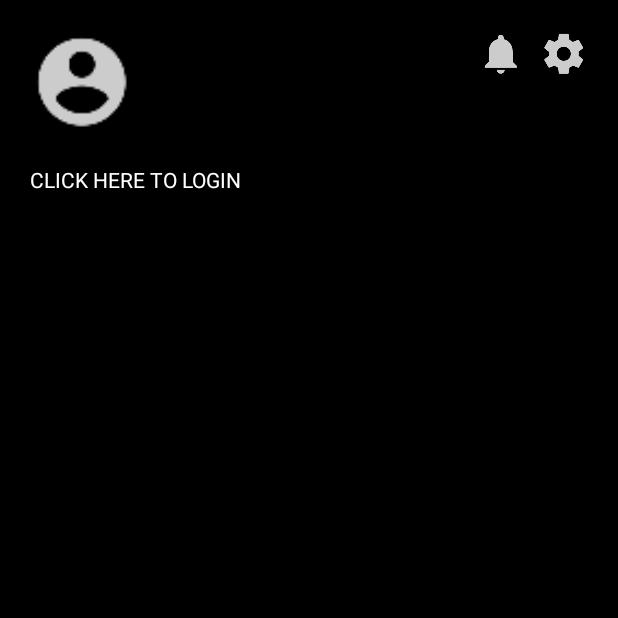
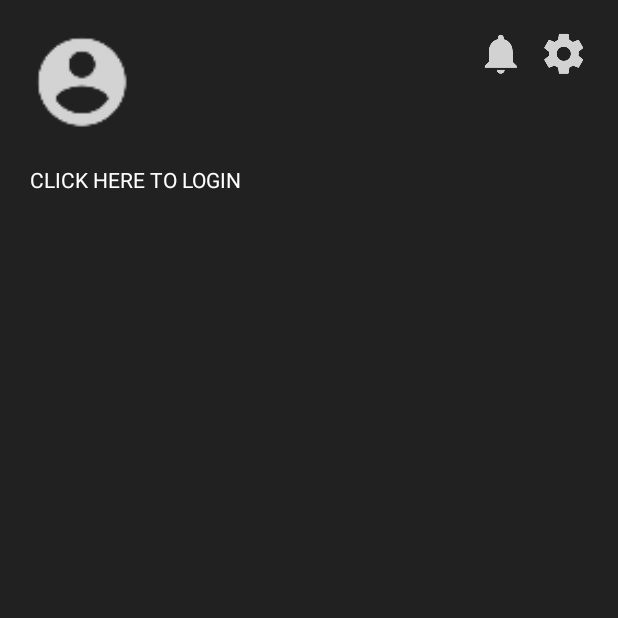
Before and after one commit to matemo22/ComicCafe, an Android app: the Header screen opened directly, with no data from a screen before it, on a phone screen of 412 x 824 dp, the top half of it. Run offline under Robolectric (Android 15) with nearby library versions, the phone set to English and light mode, and no system bars.

Commit message:
Change Color

```diff
--- a/app/src/main/res/layout/activity_header.xml
+++ b/app/src/main/res/layout/activity_header.xml
@@ -2,7 +2,7 @@
 <RelativeLayout
     xmlns:android="http://schemas.android.com/apk/res/android" android:layout_width="match_parent"
     android:layout_height="match_parent"
-    android:background="@color/black">
+    android:background="#212121">
 
     <ImageView
         android:layout_width="110dp"
--- a/app/src/main/res/layout/activity_splash_screen.xml
+++ b/app/src/main/res/layout/activity_splash_screen.xml
@@ -5,7 +5,7 @@
     xmlns:tools="http://schemas.android.com/tools"
     android:layout_width="match_parent"
     android:layout_height="match_parent"
-
+    android:background="#212121"
     >
 
 
--- a/app/src/main/res/values/colors.xml
+++ b/app/src/main/res/values/colors.xml
@@ -1,7 +1,7 @@
 <?xml version="1.0" encoding="utf-8"?>
 <resources>
     <color name="colorPrimary">#3F51B5</color>
-    <color name="colorPrimaryDark">#303F9F</color>
+    <color name="colorPrimaryDark">#212121</color>
     <color name="colorAccent">#E3F2FD</color>
     <color name="white">#FFFFFF</color>
     <color name="black">#000000</color>
```
Also changed, not shown: app/src/main/AndroidManifest.xml (+4 -4 lines).
